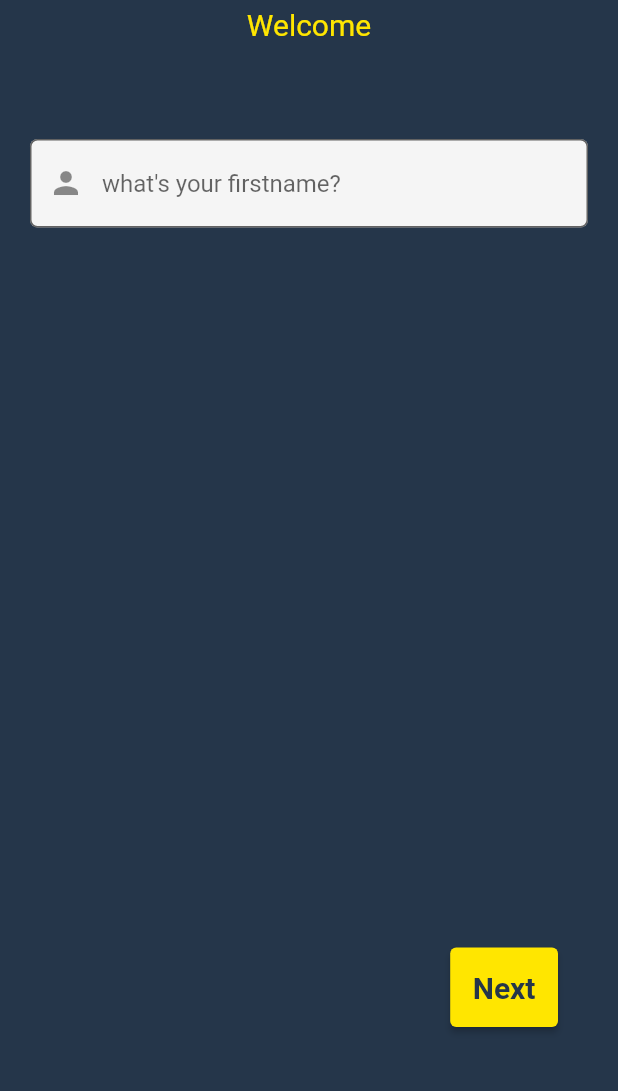
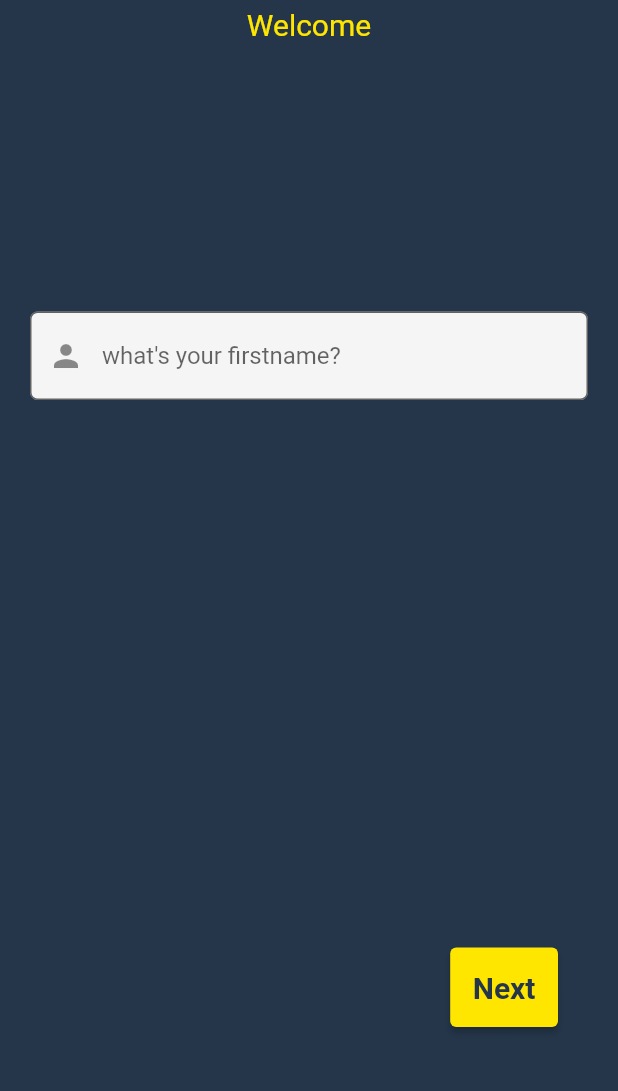
Before and after one commit to HeavenMercy/mam_pray, a Flutter app: the screen it shows after launch, on a phone screen of 412 x 824 dp, the part 134-1225 px from its top. Run offline on Flutter 3.47's test engine with Material 2 defaults, Android fonts, the phone set to English and light mode, and no system bars.

Commit message:
add widgets for category management + provider error in FirstTimeView

```diff
--- a/lib/main.dart
+++ b/lib/main.dart
@@ -9,7 +9,7 @@ void main() {
     future: AppModel.load(),
     builder: (context, snapshot) {
       if (snapshot.connectionState == ConnectionState.waiting) {
-        return const CircularProgressIndicator();
+        return const Center(child: CircularProgressIndicator());
       }
 
       return Provider(
@@ -27,7 +27,7 @@ class MyApp extends StatelessWidget {
 
   @override
   Widget build(BuildContext context) {
-    var model = Provider.of<AppModel>(context);
+    var model = context.read<AppModel>();
 
     return MaterialApp(
       title: 'Flutter Demo',
--- a/lib/models/app.model.dart
+++ b/lib/models/app.model.dart
@@ -1,6 +1,7 @@
 import 'dart:convert';
 import 'dart:io';
 
+import 'package:flutter/cupertino.dart';
 import 'package:mam_pray/config/values.config.dart';
 import 'package:mam_pray/utils.dart';
 import 'package:path_provider/path_provider.dart';
@@ -8,7 +9,7 @@ import 'package:path_provider/path_provider.dart';
 import 'category.model.dart';
 import 'passage.model.dart';
 
-class AppModel {
+class AppModel extends ChangeNotifier {
   AppModel({
     required this.firstname,
     required this.categories,
@@ -50,24 +51,44 @@ class AppModel {
         "passages": List<dynamic>.from(passages.map((x) => x.toJson())),
       };
 
-  bool categoryExists(PassageCategory category) {
-    return categories.any((e) {
-      return Utils.isSameString(e.name, category.name);
+  // CATEGORY MANAGEMENT
+
+  bool categoryExists(String name) {
+    return categories.any((category) {
+      return Utils.isSameString(category.name, name);
     });
   }
 
-  bool addCategory(String name, {bool canDelete = true}) {
+  PassageCategory getCategory(int id) {
+    return categories.firstWhere((category) => category.id == id,
+        orElse: () => PassageCategory(id: -1, name: ''));
+  }
+
+  void addCategory(String name, {bool canDelete = true}) {
     var nextCategoryid = lastCategoryId + 1;
     var category =
         PassageCategory(id: nextCategoryid, name: name, canDelete: canDelete);
 
-    if (!categoryExists(category)) {
+    if (!categoryExists(category.name)) {
       lastCategoryId = nextCategoryid;
       categories.add(category);
-      return true;
+      notifyListeners();
     }
+  }
 
-    return false;
+  void updateCategoryName(int id, String name) {
+    var category = getCategory(id);
+
+    if (category.id != -1) {
+      categories.remove(category);
+      categories.add(category.copyWith(name: name));
+      notifyListeners();
+    }
+  }
+
+  void deleteCategory(int id) {
+    categories.removeWhere((category) => (category.id == id));
+    notifyListeners();
   }
 
   void tryNormalizeCategories() {
@@ -75,6 +96,8 @@ class AppModel {
       addCategory(category, canDelete: false);
     }
   }
+
+  // PASSAGE MANAGEMENT
 
   bool passageExists(Passage passage) {
     return passages.any((e) {
--- a/lib/views/first_time.view.dart
+++ b/lib/views/first_time.view.dart
@@ -1,6 +1,5 @@
 import 'package:flutter/material.dart';
 import 'package:mam_pray/config/styles.config.dart';
-import 'package:mam_pray/config/values.config.dart';
 import 'package:mam_pray/models/app.model.dart';
 import 'package:mam_pray/utils.dart';
 import 'package:mam_pray/views/home.view.dart';
@@ -32,19 +31,21 @@ class _FirstTimeViewState extends State<FirstTimeView> {
           ),
           Utils.addFixedSpace(5),
           const Text('Welcome', style: Styles.subText),
-          Utils.addFixedSpace(65),
+          Utils.addFixedSpace(180),
           CustomTextInput(
             hintText: "what's your firstname?",
             prefixIcon: const Icon(Icons.person),
             onChanged: (value) => fname = value,
           ),
-          Expanded(child: Container()),
+          Utils.addFlexibleSpace(),
           Row(
             children: [
               Utils.addFlexibleSpace(),
               CustomButton(
                 onPressed: () => onNextPressed(context),
                 text: 'Next',
+                icon: Icons.fast_forward,
+                iconAfter: true,
               ),
             ],
           ),
--- a/lib/views/home.view.dart
+++ b/lib/views/home.view.dart
@@ -3,7 +3,7 @@ import 'package:mam_pray/config/styles.config.dart';
 import 'package:mam_pray/models/app.model.dart';
 import 'package:mam_pray/utils.dart';
 import 'package:mam_pray/widgets/page_container.widget.dart';
-import 'package:mam_pray/widgets/passage.widget.dart';
+import 'package:mam_pray/widgets/basic_passage.widget.dart';
 import 'package:mam_pray/widgets/top_passages.widget.dart';
 import 'package:provider/provider.dart';
 
@@ -26,7 +26,7 @@ class HomeView extends StatelessWidget {
               color: Styles.secColor,
               boxShadow: [
                 BoxShadow(color: Styles.mainColor, offset: Offset(0, 5)),
-                BoxShadow(color: Styles.bgColor, offset: Offset(0, 2.5)),
+                BoxShadow(color: Styles.bgColor, offset: Offset(0, 3.5)),
               ],
             ),
             child: Column(
--- a/lib/widgets/custom_button.widget.dart
+++ b/lib/widgets/custom_button.widget.dart
@@ -9,18 +9,30 @@ class CustomButton extends StatelessWidget {
     required this.onPressed,
     this.padding = 15,
     this.margin = 20,
+    this.icon,
+    this.iconAfter = false,
   }) : super(key: key);
 
   final void Function() onPressed;
   final String text;
   final double padding;
   final double margin;
+  final IconData? icon;
+  final bool iconAfter;
 
   @override
   Widget build(BuildContext context) {
+    var iconWidget = Padding(
+      padding: const EdgeInsets.symmetric(horizontal: 5),
+      child: Icon(icon),
+    );
+
     return Padding(
       padding: EdgeInsets.all(margin),
-      child: ElevatedButton(
+      child: Row(
+        children: [
+          if ((icon == null) && !iconAfter) iconWidget,
+          ElevatedButton(
             style: ElevatedButton.styleFrom(
               primary: Styles.mainColor,
               padding: EdgeInsets.all(padding),
@@ -33,6 +45,9 @@ class CustomButton extends StatelessWidget {
               ),
             ),
           ),
+          if ((icon == null) && iconAfter) iconWidget,
+        ],
+      ),
     );
   }
 }
--- a/lib/widgets/custom_textinput.widget.dart
+++ b/lib/widgets/custom_textinput.widget.dart
@@ -19,6 +19,7 @@ class CustomTextInput extends StatelessWidget {
   Widget build(BuildContext context) {
     return TextField(
       onChanged: onChanged,
+      cursorColor: Styles.mainColor,
       decoration: InputDecoration(
         hintText: hintText,
         filled: true,
--- a/lib/widgets/top_passages.widget.dart
+++ b/lib/widgets/top_passages.widget.dart
@@ -27,7 +27,7 @@ class TopPassages extends StatelessWidget {
             itemCount: passages.length,
             scrollDirection: Axis.horizontal,
             itemBuilder: (context, index) => Padding(
-              padding: const EdgeInsets.all(5.0),
+              padding: const EdgeInsets.all(0.0),
               child: TopPassage(passage: passages[index]),
             ),
           ),
```
Also changed, not shown: lib/views/categories.view.dart (added, +53 -0 lines), lib/widgets/basic_passage.widget.dart (added, +68 -0 lines), lib/widgets/category_view.widget.dart (added, +122 -0 lines), lib/widgets/passage.widget.dart (deleted, +0 -66 lines), lib/widgets/top_passage.widget.dart (+7 -5 lines), lib/config/enums.config.dart (added). Lines whose indentation alone changed are shown as unchanged.
